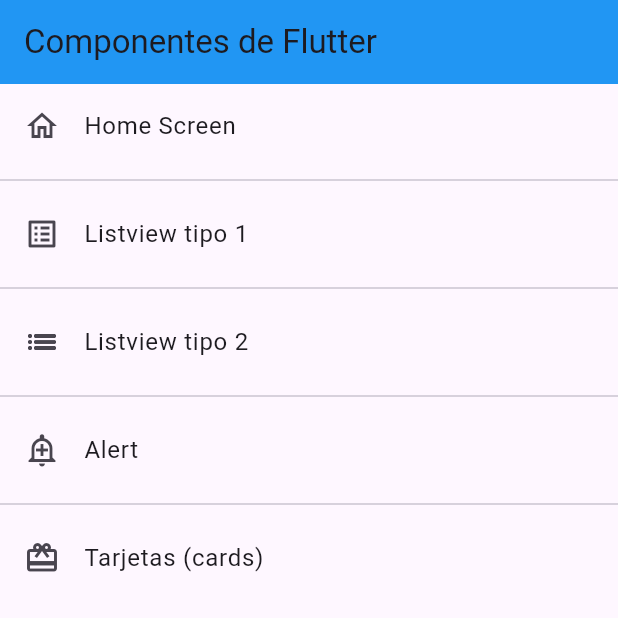
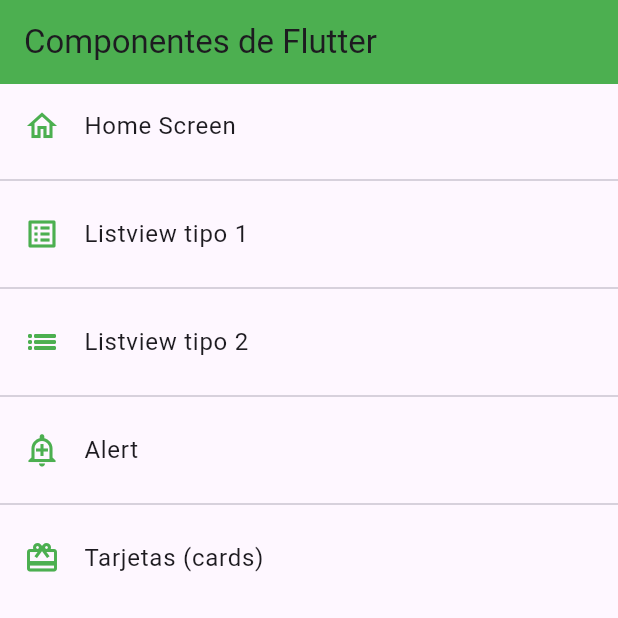
Before and after one commit to Yalo95/Flutter_proyectos, a Flutter app: the screen it shows after launch, on a phone screen of 412 x 824 dp, the top half of it. Run offline on Flutter 3.47's test engine with Material 3 defaults, Android fonts, the phone set to English and light mode, and no system bars.

Commit message:
Actualizacion de estilos

```diff
--- a/componentes_flutter/componentes_flutter/lib/main.dart
+++ b/componentes_flutter/componentes_flutter/lib/main.dart
@@ -1,4 +1,5 @@
 import 'package:componentes_flutter/routes/app_routes.dart';
+import 'package:componentes_flutter/theme/app_theme.dart';
 import 'package:flutter/material.dart';
 import 'screens/screens.dart'; //Buenas prácticas para meter todas las importaciones de todas las clases
 
@@ -16,6 +17,7 @@ class MyApp extends StatelessWidget {
       initialRoute: AppRoutes.initialRoute,
       routes: AppRoutes.getAppRoutes(),
       onGenerateRoute: AppRoutes.onGenerateRoute,
+      theme: AppTheme.lightTheme
     );
   }
 }
--- a/componentes_flutter/componentes_flutter/lib/screens/home_screen.dart
+++ b/componentes_flutter/componentes_flutter/lib/screens/home_screen.dart
@@ -11,7 +11,7 @@ class HomeScreen extends StatelessWidget {
     return Scaffold(
       appBar: AppBar(
         title: const Text('Componentes de Flutter'),
-        backgroundColor: Colors.blue,
+        //backgroundColor: Colors.blue,
       ),
       body: ListView.separated(
         itemBuilder: (context, index) => ListTile(
--- a/componentes_flutter/componentes_flutter/lib/screens/listview1_screen.dart
+++ b/componentes_flutter/componentes_flutter/lib/screens/listview1_screen.dart
@@ -11,6 +11,7 @@ class Listview1Screen extends StatelessWidget {
     return Scaffold(
       appBar: AppBar(
         title: Text('Listview Tipo 1'),
+        backgroundColor: Colors.amber,
       ),
       body: ListView(
         children: [
--- /dev/null
+++ b/componentes_flutter/componentes_flutter/lib/theme/app_theme.dart
@@ -0,0 +1,16 @@
+import 'package:flutter/material.dart';
+
+class AppTheme {
+  static const Color primary = Colors.green;
+
+  static final ThemeData lightTheme = ThemeData.light().copyWith(
+        appBarTheme: AppBarTheme(
+           //Color primario
+        backgroundColor: primary,
+        ),
+
+        listTileTheme: ListTileThemeData(
+          iconColor: primary //Para que el color de los iconos sean de ese color. En cada clase se le puede poner estilo de cada uno que se quiera.
+        )
+      );
+}
```
Also changed, not shown: componentes_flutter/componentes_flutter/lib/screens/card_screen.dart (+14 -3 lines), componentes_flutter/componentes_flutter/lib/screens/listview2_screen.dart (+16 -3 lines).
